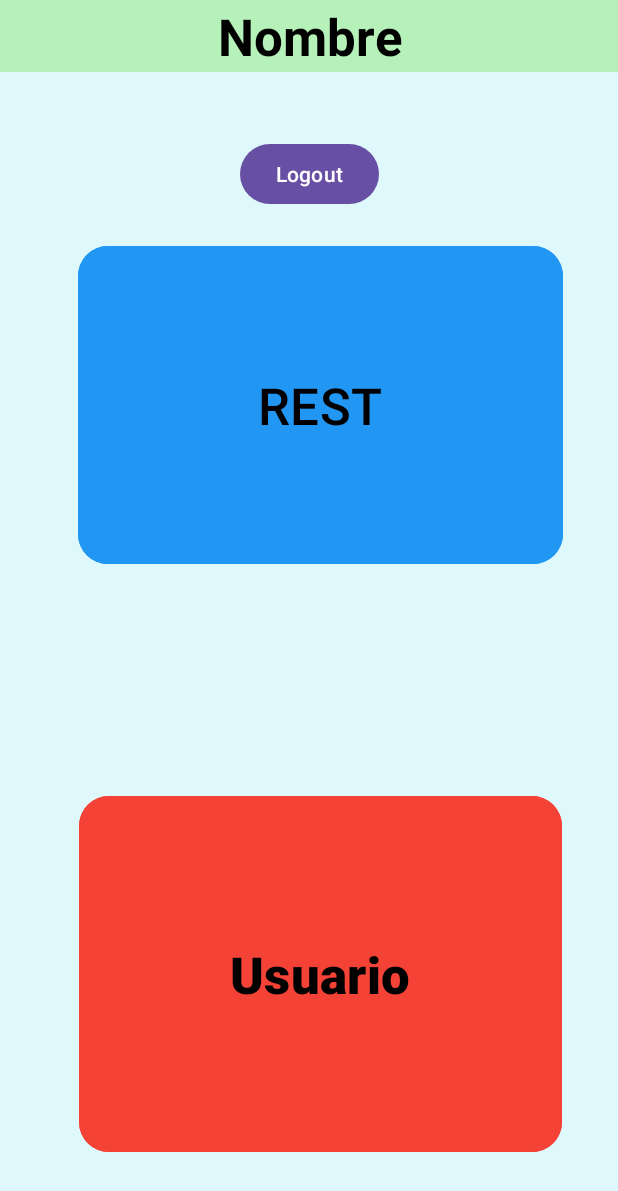
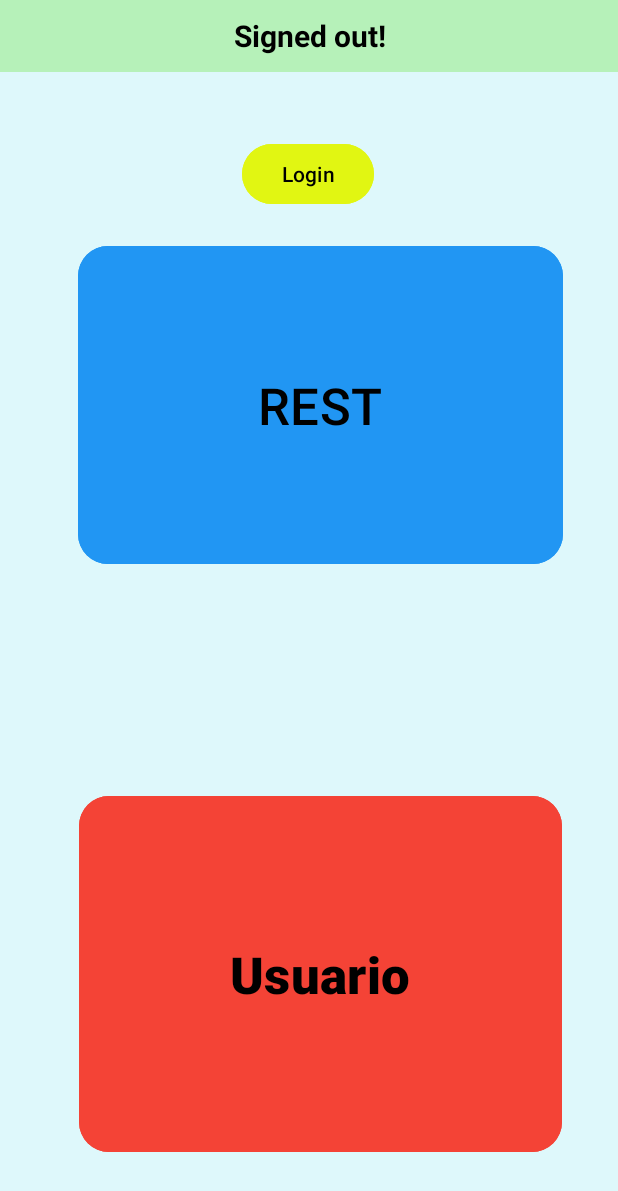
Before and after one commit to AlbertoGuC/PASApp, an Android app: the screen it shows after launch (MainActivity), on a phone screen of 412 x 824 dp. Shown: the top 1191 px of the screen. Run offline under Robolectric (Android 15) with nearby library versions, the phone set to English and light mode, and no system bars; our stand-ins replace Firebase (no records; nobody signed in at launch, a user with empty details on screens opened directly); libraries missing offline, so code that uses them is left out: com.firebase.ui.

Commit message:
Autenticación correcta

```diff
--- a/app/build.gradle
+++ b/app/build.gradle
@@ -31,8 +31,8 @@ android {
 
 dependencies {
     implementation platform('com.google.firebase:firebase-bom:33.0.0')
-    implementation("com.google.firebase:firebase-auth")
-    implementation 'com.firebaseui:firebase-ui-auth:7.2.0'
+    implementation 'com.firebaseui:firebase-ui-auth:8.0.0'
+    implementation 'com.google.firebase:firebase-auth:21.0.1'
 
     implementation libs.appcompat
     implementation libs.material
--- a/app/src/main/res/layout/activity_main.xml
+++ b/app/src/main/res/layout/activity_main.xml
@@ -17,7 +17,7 @@
         android:gravity="center"
         android:text="@string/tituloAplicacion"
         android:textColor="#000000"
-        android:textSize="34sp"
+        android:textSize="20sp"
         android:textStyle="bold"
         app:layout_constraintEnd_toEndOf="parent"
         app:layout_constraintStart_toStartOf="parent"
@@ -64,7 +64,7 @@
         android:layout_width="wrap_content"
         android:layout_height="wrap_content"
         android:layout_marginTop="44dp"
-        android:onClick="onClickl"
+        android:onClick="onClickLogout"
         android:text="@string/logout_button"
         app:layout_constraintBottom_toTopOf="@+id/botonAPI"
         app:layout_constraintEnd_toEndOf="parent"
@@ -72,4 +72,19 @@
         app:layout_constraintTop_toBottomOf="@+id/textView"
         app:layout_constraintVertical_bias="0.0" />
 
+    <Button
+        android:id="@+id/loginButton"
+        android:layout_width="wrap_content"
+        android:layout_height="wrap_content"
+        android:backgroundTint="#E1F612"
+        android:onClick="launchSignIn"
+        android:text="@string/login_button"
+        android:textColor="#000000"
+        app:layout_constraintBottom_toTopOf="@+id/botonAPI"
+        app:layout_constraintEnd_toEndOf="parent"
+        app:layout_constraintHorizontal_bias="0.498"
+        app:layout_constraintStart_toStartOf="parent"
+        app:layout_constraintTop_toBottomOf="@+id/textView"
+        app:layout_constraintVertical_bias="0.687" />
+
 </androidx.constraintlayout.widget.ConstraintLayout>
--- a/app/src/main/res/values/strings.xml
+++ b/app/src/main/res/values/strings.xml
@@ -11,4 +11,5 @@
     <string name="signed_cancelled">Signed in cancelled</string>
     <string name="logout_button">Logout</string>
     <string name="firebase_user_fmt">Firebase User: %s</string>
+    <string name="login_button">Login</string>
 </resources>
```
Also changed, not shown: app/src/main/java/com/example/pasapp/MainActivity.java (+37 -17 lines).
